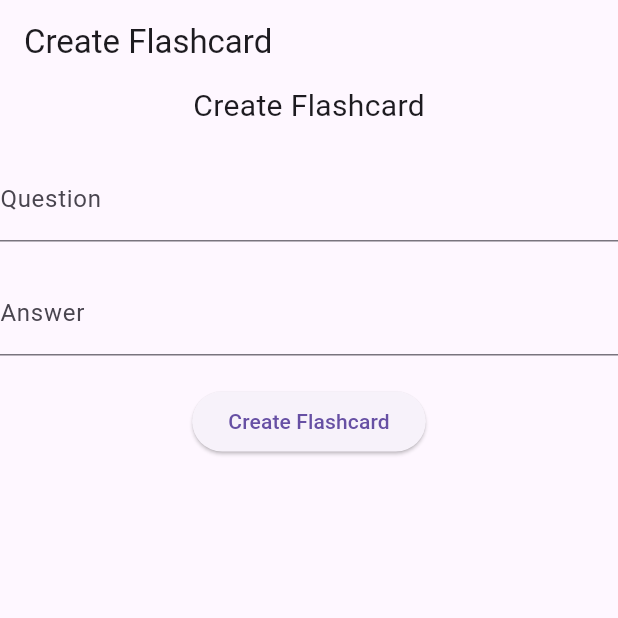
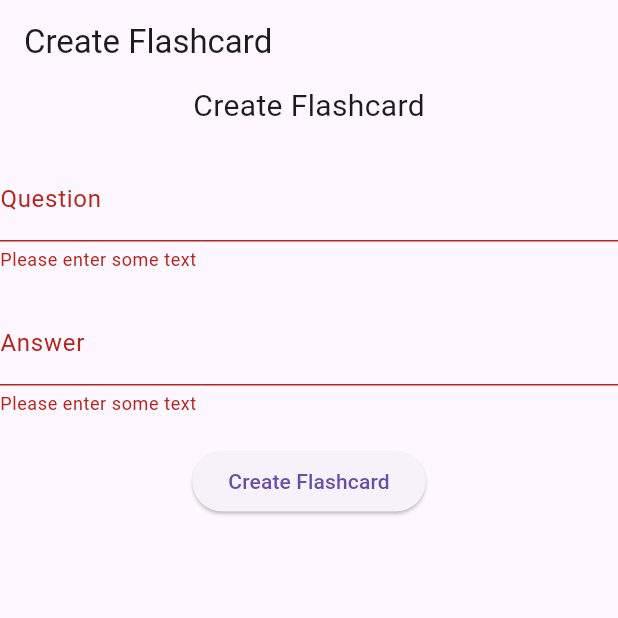
Before and after one commit to KhalilHen/flash-card, a Flutter app: the screen it shows after launch, after a tap on "Create Flashcard", on a phone screen of 412 x 824 dp, the top half of it. Run offline on Flutter 3.47's test engine with Material 3 defaults, Android fonts, the phone set to English and light mode, and no system bars; our stand-ins replace supabase, supabase_flutter; accounts and stored records are empty; network calls fail.

Commit message:
Added now the creating for  a set

```diff
--- a/lib/pages/create_flashcard.dart
+++ b/lib/pages/create_flashcard.dart
@@ -42,7 +42,12 @@ class _CreateFlashCardState extends State<CreateFlashCard> {
                     labelText: 'Question',
                   ),
 
-
+                validator: (value) {
+                    if (value == null || value.isEmpty) {
+                      return 'Please enter some text';
+                    }
+                    return null;
+                  },
 
                 ),
 
@@ -52,6 +57,13 @@ class _CreateFlashCardState extends State<CreateFlashCard> {
                   decoration: InputDecoration(
                     labelText: 'Answer',
                   ),
+
+                  validator: (value) {
+                    if (value == null || value.isEmpty) {
+                      return 'Please enter some text';
+                    }
+                    return null;
+                  },
 
 
 
@@ -64,11 +76,16 @@ class _CreateFlashCardState extends State<CreateFlashCard> {
 
                 ElevatedButton(onPressed: (){
 
-                    flashCardController.createFlashCard(
+                                      if (formKey.currentState!.validate()) {
+
+           flashCardController.createFlashCard(
                       context,
                       questionController.text,
                       answerController.text
                     );
+                                      }
+
+
 
                 }, child: Text('Create Flashcard')
       )
```
Also changed, not shown: lib/controllers/flashcard_set_controller.dart (+27 -0 lines), lib/pages/create_flashcard_set.dart (added, +51 -0 lines).
